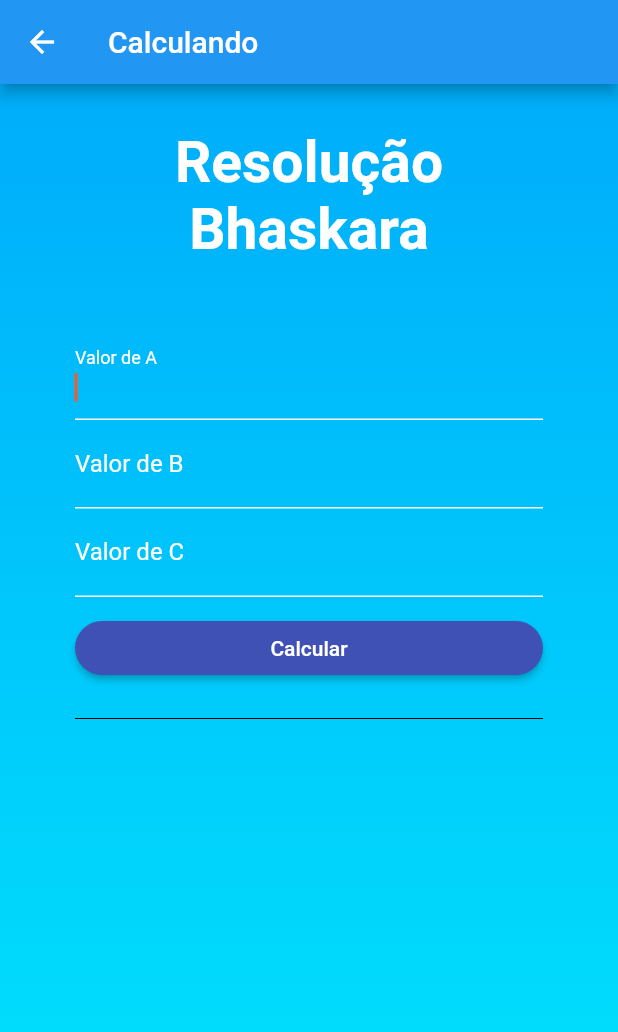
After one commit to GersonGabriel0/flutter_faculdade_m2, a Flutter app: the bhaskara screen opened directly, after a tap on "Calcular", on a phone screen of 412 x 824 dp. The commit adds this screen. Shown: the top 1032 px of the screen. Run offline on Flutter 3.47's test engine with Material 2 defaults, Android fonts, the phone set to English and light mode, and no system bars.

Commit message:
Add Bhaskara

```diff
--- /dev/null
+++ b/lib/pages/math-accounts/bhaskara.dart
@@ -0,0 +1,210 @@
+import 'dart:math';
+
+import 'package:flutter/material.dart';
+import 'package:flutter_faculdade_m2/custom_colors.dart';
+
+class bhaskara extends StatefulWidget {
+  @override
+  _QuadradoState createState() => _QuadradoState();
+}
+
+class _QuadradoState extends State<bhaskara> {
+  TextEditingController _PrimeiroController = TextEditingController();
+  TextEditingController _SegundoController = TextEditingController();
+  TextEditingController _TerceiroController = TextEditingController();
+  bool _obscurePassword = true;
+
+  final _formKey = GlobalKey<FormState>();
+
+  @override
+  Widget build(BuildContext context) {
+    return Scaffold(
+      appBar: AppBar(
+        backgroundColor: Colors.blue,
+        title: const Text("Calculando"),
+      ),
+      body: Container(
+        height: MediaQuery.of(context).size.height,
+        padding: EdgeInsets.symmetric(horizontal: 50, vertical: 30),
+        decoration: BoxDecoration(
+          gradient: LinearGradient(
+            begin: Alignment.topCenter,
+            end: Alignment.bottomCenter,
+            colors: [
+              CustomColors().getGradientMainColor(),
+              CustomColors().getGradientSecondaryColor(),
+            ],
+          ),
+        ),
+        child: SingleChildScrollView(
+          child: Column(
+            mainAxisAlignment: MainAxisAlignment.center,
+            crossAxisAlignment: CrossAxisAlignment.stretch,
+            children: [
+              Text(
+                "Resolução Bhaskara\n",
+                textAlign: TextAlign.center,
+                style: TextStyle(
+                  color: Colors.white,
+                  fontSize: 38,
+                  fontWeight: FontWeight.bold,
+                ),
+              ),
+              Form(
+                key: _formKey,
+                child: Column(
+                  children: [
+                    TextFormField(
+                      controller: _PrimeiroController,
+                      autofocus: true,
+                      style: TextStyle(color: Colors.white),
+                      decoration: InputDecoration(
+                        labelText: "Valor de A",
+                        labelStyle: TextStyle(
+                          color: Colors.white,
+                        ),
+                        focusedBorder: UnderlineInputBorder(
+                          borderSide: BorderSide(
+                            color: Colors.white,
+                          ),
+                        ),
+                        enabledBorder: UnderlineInputBorder(
+                          borderSide: BorderSide(
+                            color: Colors.white,
+                          ),
+                        ),
+                      ),
+                    ),
+                    TextFormField(
+                      controller: _SegundoController,
+                      style: TextStyle(color: Colors.white),
+                      decoration: InputDecoration(
+                        labelText: "Valor de B",
+                        labelStyle: TextStyle(
+                          color: Colors.white,
+                        ),
+                        focusedBorder: UnderlineInputBorder(
+                          borderSide: BorderSide(
+                            color: Colors.white,
+                          ),
+                        ),
+                        enabledBorder: UnderlineInputBorder(
+                          borderSide: BorderSide(
+                            color: Colors.white,
+                          ),
+                        ),
+                      ),
+                    ),
+                    TextFormField(
+                      controller: _TerceiroController,
+                      style: TextStyle(color: Colors.white),
+                      decoration: InputDecoration(
+                        labelText: "Valor de C",
+                        labelStyle: TextStyle(
+                          color: Colors.white,
+                        ),
+                        focusedBorder: UnderlineInputBorder(
+                          borderSide: BorderSide(
+                            color: Colors.white,
+                          ),
+                        ),
+                        enabledBorder: UnderlineInputBorder(
+                          borderSide: BorderSide(
+                            color: Colors.white,
+                          ),
+                        ),
+                      ),
+                    )
+                  ],
+                ),
+              ),
+              Padding(
+                padding: EdgeInsets.only(bottom: 10),
+              ),
+              ElevatedButton(
+                onPressed: () {
+                  var a = double.tryParse(_PrimeiroController.text);
+                  var b = double.tryParse(_SegundoController.text);
+                  var c = double.tryParse(_TerceiroController.text);
+
+                  var n1 = b! * b;
+
+                  var n2 = -4 * a! * c!;
+
+                  var n3 = n1 + n2;
+
+                  var n = sqrt(n3);
+
+                  var m = 2 * a;
+
+                  var x1 = (-b + n) / m;
+                  var x2 = (-b - n) / m;
+
+                  if (x1 > 0 || x1 <= 0 || x2 > 0 || x2 <= 0) {
+                    showDialog(
+                      context: context,
+                      builder: (context) {
+                        return AlertDialog(
+                          title: Text('Resolução força resultante\n'),
+                          content: Text('${b}² . -4 . ${a} . ${c}'
+                              'X = ${b} ± √${n3} / ${m}\n'
+                              '___________________________\n'
+
+                              'X1 = ${b} + ${n} / ${m}\n'
+                              'X1 = ${x1}\n'
+                              '___________________________\n'
+
+                              'X2 = ${b} - ${n} / ${m}\n'
+                              'X2 = ${x2}\n'
+
+                          ),
+                        );
+                      },
+                    );
+                  }else {
+                    showDialog(
+                      context: context,
+                      builder: (context) {
+                        return AlertDialog(
+                          title: Text('Informe valores validos!\n Para X1 e X2 terem valores positivos'),
+                            content: Text('Se estiver testando podo utilizar os seguintes valores:\n'
+                              'A = 1\n'
+                              'B = 8\n'
+                              'C = -9'
+
+                          ),
+                        );
+                      },
+                    );
+                  }
+                },
+                child: Text(
+                  "Calcular",
+                  style: TextStyle(
+                    color: Colors.white,
+                  ),
+                ),
+                style: ButtonStyle(
+                  backgroundColor: MaterialStateProperty.all<Color>(
+                    CustomColors().getActivePrimaryButtonColor(),
+                  ),
+                  shape: MaterialStateProperty.all<OutlinedBorder>(
+                    RoundedRectangleBorder(
+                      borderRadius: BorderRadius.circular(50),
+                    ),
+                  ),
+                ),
+              ),
+              Padding(
+                padding: EdgeInsets.symmetric(vertical: 15),
+                child: Divider(
+                  color: Colors.black,
+                ),
+              ),
+            ],
+          ),
+        ),
+      ),
+    );
+  }
+}
--- a/lib/pages/mathHome.dart
+++ b/lib/pages/mathHome.dart
@@ -1,3 +1,4 @@
+import 'package:flutter_faculdade_m2/pages/math-accounts/bhaskara.dart';
 import 'package:flutter_faculdade_m2/pages/math-accounts/quadrado.dart';
 import 'package:flutter_faculdade_m2/pages/math-accounts/retangulo.dart';
 import 'package:flutter/material.dart';
@@ -56,6 +57,26 @@ class mathHome extends StatelessWidget {
               ),
             ),
           ),
+          Card(
+            margin: const EdgeInsets.all(8),
+            child: InkWell(
+              onTap: () {
+                Navigator.push(
+                  context,
+                  MaterialPageRoute(builder: (context) => bhaskara()),
+                );
+              },
+              splashColor: Colors.blue,
+              child: Center(
+                child: Column(
+                  mainAxisSize: MainAxisSize.min,
+                  children: const <Widget>[
+                    Text("Bhaskara", style: TextStyle(fontSize: 17.0)),
+                  ],
+                ),
+              ),
+            ),
+          ),
         ],
       ),
     );
```
